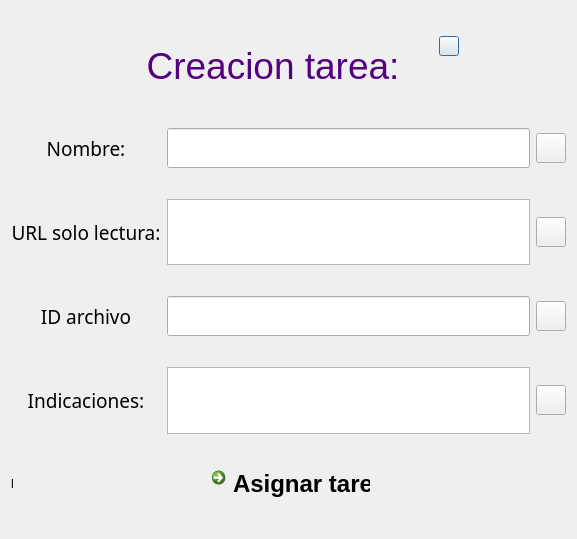
Old version of the form CUERPO/DISENO/TAREA/CreadorTarea_d.ui in the repository ronihdzz/CACPY.
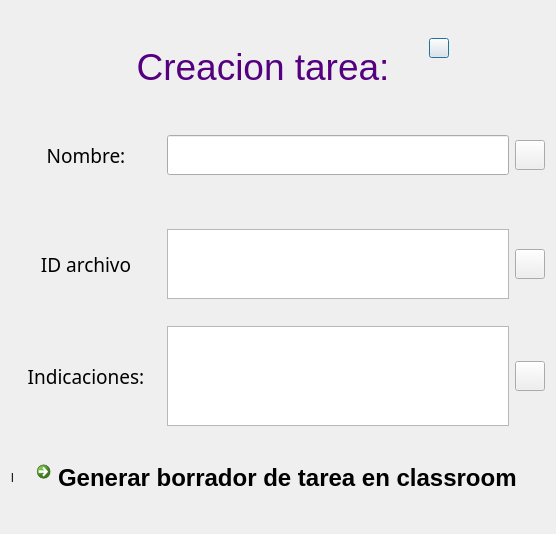
New version of the form. Icons and pictures are not drawn.

Diff of the .ui file:
```diff
--- a/CUERPO/DISENO/TAREA/CreadorTarea_d.ui
+++ b/CUERPO/DISENO/TAREA/CreadorTarea_d.ui
@@ -6,8 +6,8 @@
    <rect>
     <x>0</x>
     <y>0</y>
-    <width>577</width>
-    <height>539</height>
+    <width>556</width>
+    <height>534</height>
    </rect>
   </property>
   <property name="windowTitle">
@@ -69,7 +69,7 @@
        <item>
         <layout class="QVBoxLayout" name="verticalLayout">
          <item>
-          <widget class="QPushButton" name="btn_infoDudas">
+          <widget class="QPushButton" name="btn_infoGeneralCreacionTarea">
            <property name="minimumSize">
             <size>
              <width>20</width>
@@ -198,7 +198,7 @@
         </widget>
        </item>
        <item>
-        <widget class="QPushButton" name="btn_info_nombre">
+        <widget class="QPushButton" name="btn_info_nombreTarea">
          <property name="minimumSize">
           <size>
            <width>30</width>
@@ -237,98 +237,6 @@
        </property>
       </widget>
      </item>
-     <item>
-      <layout class="QHBoxLayout" name="horizontalLayout_4">
-       <item>
-        <widget class="QLabel" name="label_10">
-         <property name="minimumSize">
-          <size>
-           <width>150</width>
-           <height>0</height>
-          </size>
-         </property>
-         <property name="maximumSize">
-          <size>
-           <width>100</width>
-           <height>16777215</height>
-          </size>
-         </property>
-         <property name="font">
-          <font>
-           <family>Berlin Sans FB</family>
-           <pointsize>14</pointsize>
-           <weight>50</weight>
-           <bold>false</bold>
-          </font>
-         </property>
-         <property name="text">
-          <string>URL solo lectura:</string>
-         </property>
-         <property name="alignment">
-          <set>Qt::AlignCenter</set>
-         </property>
-         <property name="wordWrap">
-          <bool>true</bool>
-         </property>
-        </widget>
-       </item>
-       <item>
-        <widget class="QPlainTextEdit" name="plainText_urlSoloLectura">
-         <property name="minimumSize">
-          <size>
-           <width>300</width>
-           <height>40</height>
-          </size>
-         </property>
-         <property name="maximumSize">
-          <size>
-           <width>16777215</width>
-           <height>100</height>
-          </size>
-         </property>
-         <property name="font">
-          <font>
-           <pointsize>10</pointsize>
-          </font>
-         </property>
-         <property name="textInteractionFlags">
-          <set>Qt::LinksAccessibleByMouse|Qt::TextEditable|Qt::TextEditorInteraction|Qt::TextSelectableByKeyboard|Qt::TextSelectableByMouse</set>
-         </property>
-        </widget>
-       </item>
-       <item>
-        <widget class="QPushButton" name="btn_info_urlSoloLectura">
-         <property name="minimumSize">
-          <size>
-           <width>30</width>
-           <height>30</height>
-          </size>
-         </property>
-         <property name="maximumSize">
-          <size>
-           <width>30</width>
-           <height>30</height>
-          </size>
-         </property>
-         <property name="styleSheet">
-          <string notr="true">QPushButton{
-	border-image: url(:/main/IMAGENES/tache_off.png);
-}
-
-QPushButton:hover{
-		border-image: url(:/main/IMAGENES/tache_on.png);
-}
-QPushButton:pressed{
-		border-image: url(:/main/IMAGENES/tache_off.png);
-}</string>
-         </property>
-         <property name="text">
-          <string/>
-         </property>
-        </widget>
-       </item>
-      </layout>
-     </item>
      <item>
       <widget class="QLabel" name="label_16">
        <property name="text">
@@ -372,32 +280,31 @@
         </widget>
        </item>
        <item>
-        <widget class="QLineEdit" name="lineEdit_idArchivo">
+        <widget class="QPlainTextEdit" name="plainText_idColab">
          <property name="minimumSize">
           <size>
            <width>300</width>
-           <height>40</height>
+           <height>30</height>
           </size>
          </property>
-         <property name="baseSize">
+         <property name="maximumSize">
           <size>
-           <width>300</width>
-           <height>40</height>
+           <width>16777215</width>
+           <height>70</height>
           </size>
          </property>
          <property name="font">
           <font>
-           <family>Calibri</family>
-           <pointsize>12</pointsize>
+           <pointsize>10</pointsize>
           </font>
          </property>
-         <property name="maxLength">
-          <number>400</number>
+         <property name="textInteractionFlags">
+          <set>Qt::LinksAccessibleByMouse|Qt::TextEditable|Qt::TextEditorInteraction|Qt::TextSelectableByKeyboard|Qt::TextSelectableByMouse</set>
          </property>
         </widget>
        </item>
        <item>
-        <widget class="QPushButton" name="btn_info_id_archivo">
+        <widget class="QPushButton" name="btn_info_idColabDeTarea">
          <property name="minimumSize">
           <size>
            <width>30</width>
@@ -511,7 +418,7 @@
         </widget>
        </item>
        <item>
-        <widget class="QPushButton" name="btn_info_indicaciones">
+        <widget class="QPushButton" name="btn_info_indicacionesTarea">
          <property name="minimumSize">
           <size>
            <width>30</width>
@@ -560,16 +467,16 @@
         </widget>
        </item>
        <item>
-        <widget class="QCommandLinkButton" name="btn_asignarTarea">
+        <widget class="QCommandLinkButton" name="btn_crearBorrador">
          <property name="minimumSize">
-          <size>
-           <width>170</width>
-           <height>0</height>
-          </size>
-         </property>
-         <property name="maximumSize">
           <size>
            <width>120</width>
+           <height>0</height>
+          </size>
+         </property>
+         <property name="maximumSize">
+          <size>
+           <width>16777215</width>
            <height>16777215</height>
           </size>
          </property>
@@ -583,7 +490,7 @@
           <enum>Qt::NoFocus</enum>
          </property>
          <property name="text">
-          <string>Asignar tarea</string>
+          <string>Generar borrador de tarea en classroom </string>
          </property>
          <property name="icon">
           <iconset theme="?">
```
